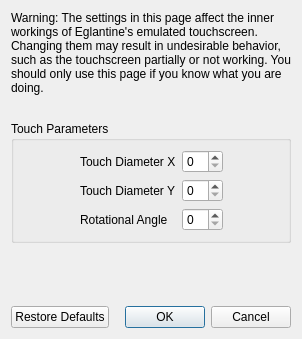
Qt form src/yuzu/configuration/configure_touchscreen_advanced.ui (joaotominsilva-dev/Charis-Emu) before a commit.
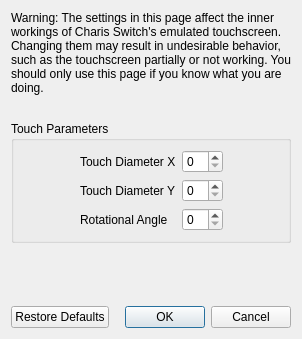
The same form after that commit.

Commit message: Charis 1.1: full Charis branding, Portuguese, covers, continue card, updates, Moonlight merge

Patch:
```diff
--- a/src/yuzu/configuration/configure_touchscreen_advanced.ui
+++ b/src/yuzu/configuration/configure_touchscreen_advanced.ui
@@ -23,7 +23,7 @@
       </size>
      </property>
      <property name="text">
-      <string>Warning: The settings in this page affect the inner workings of Eglantine's emulated touchscreen. Changing them may result in undesirable behavior, such as the touchscreen partially or not working. You should only use this page if you know what you are doing.</string>
+      <string>Warning: The settings in this page affect the inner workings of Charis Switch's emulated touchscreen. Changing them may result in undesirable behavior, such as the touchscreen partially or not working. You should only use this page if you know what you are doing.</string>
      </property>
      <property name="wordWrap">
       <bool>true</bool>
```
The commit also changes 45 other files.
